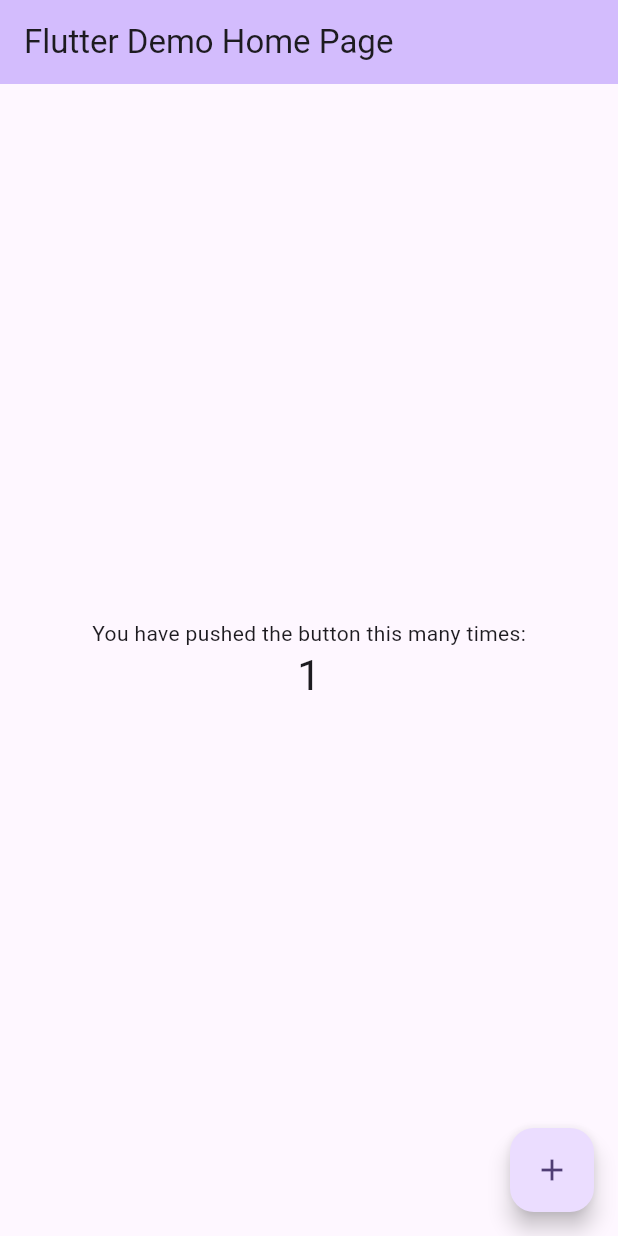
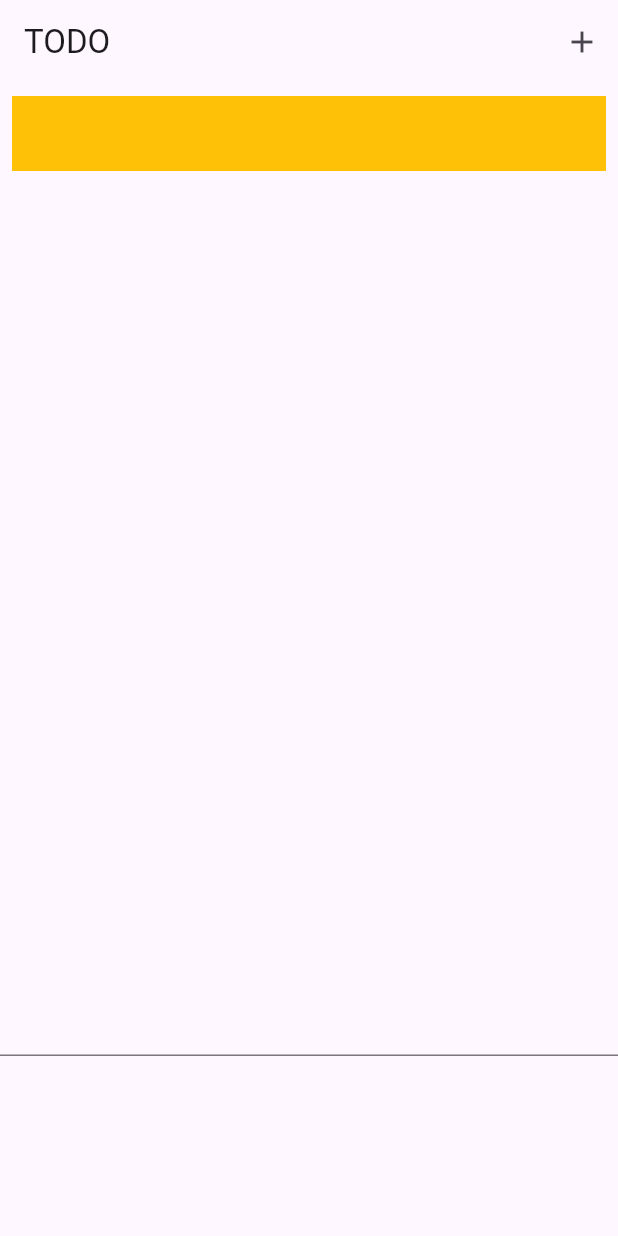
Before and after one commit to kyuyoungheo/flutter-study, a Flutter app: the screen it shows after launch, after a tap on the "add" icon, on a phone screen of 412 x 824 dp. Run offline on Flutter 3.47's test engine with Material 3 defaults, Android fonts, the phone set to English and light mode, and no system bars.

Commit message:
Feat: Add TodoList, TodoRow

```diff
--- /dev/null
+++ b/todo/lib/TodoListWidget.dart
@@ -0,0 +1,59 @@
+import 'package:flutter/cupertino.dart';
+import 'package:flutter/material.dart';
+import 'package:flutter/widgets.dart';
+
+import 'TodoRowWidget.dart';
+
+class TodoListWidget extends StatefulWidget {
+  const TodoListWidget({super.key});
+
+  @override
+  State<TodoListWidget> createState() => _TodoListState();
+}
+
+class _TodoListState extends State<TodoListWidget> {
+  List<String> todos = <String>[];
+  final TextEditingController _textController = TextEditingController();
+  void _addNewTodo() {
+    print(_textController.text);
+    todos.add(_textController.text);
+    _textController.text = '';
+  }
+
+  @override
+  Widget build(BuildContext context) {
+    return Scaffold(
+      appBar: AppBar(
+        title: const Text("TODO"),
+        actions: [
+          IconButton(
+              onPressed: () {
+                setState(() {
+                  _addNewTodo();
+                });
+              },
+              icon: const Icon(Icons.add))
+        ],
+      ),
+      body: Column(
+        children: [
+          SizedBox(
+              height: 600,
+              child: ListView.builder(
+                padding: const EdgeInsets.all(8),
+                itemCount: todos.length,
+                itemBuilder: (context, index) {
+                  return Container(
+                    height: 50,
+                    color: Colors.amber[500],
+                      child: Center(child: TodoRowWidget(text: todos[index]))
+                  );
+                }
+              ),
+          ),
+          TextField(controller: _textController)
+        ]
+      )
+    );
+  }
+}
--- a/todo/lib/main.dart
+++ b/todo/lib/main.dart
@@ -1,4 +1,6 @@
 import 'package:flutter/material.dart';
+
+import 'TodoListWidget.dart';
 
 void main() {
   runApp(const MyApp());
@@ -7,119 +9,56 @@ void main() {
 class MyApp extends StatelessWidget {
   const MyApp({super.key});
 
-  // This widget is the root of your application.
   @override
   Widget build(BuildContext context) {
-    return MaterialApp(
+    return const MaterialApp(
       title: 'Flutter Demo',
-      theme: ThemeData(
-        // This is the theme of your application.
-        //
-        // TRY THIS: Try running your application with "flutter run". You'll see
-        // the application has a purple toolbar. Then, without quitting the app,
-        // try changing the seedColor in the colorScheme below to Colors.green
-        // and then invoke "hot reload" (save your changes or press the "hot
-        // reload" button in a Flutter-supported IDE, or press "r" if you used
-        // the command line to start the app).
-        //
-        // Notice that the counter didn't reset back to zero; the application
-        // state is not lost during the reload. To reset the state, use hot
-        // restart instead.
-        //
-        // This works for code too, not just values: Most code changes can be
-        // tested with just a hot reload.
-        colorScheme: ColorScheme.fromSeed(seedColor: Colors.deepPurple),
-        useMaterial3: true,
-      ),
-      home: const MyHomePage(title: 'Flutter Demo Home Page'),
+      home: TodoListWidget(),
     );
   }
 }
-
-class MyHomePage extends StatefulWidget {
-  const MyHomePage({super.key, required this.title});
-
-  // This widget is the home page of your application. It is stateful, meaning
-  // that it has a State object (defined below) that contains fields that affect
-  // how it looks.
-
-  // This class is the configuration for the state. It holds the values (in this
-  // case the title) provided by the parent (in this case the App widget) and
-  // used by the build method of the State. Fields in a Widget subclass are
-  // always marked "final".
-
-  final String title;
-
-  @override
-  State<MyHomePage> createState() => _MyHomePageState();
-}
-
-class _MyHomePageState extends State<MyHomePage> {
-  int _counter = 0;
-
-  void _incrementCounter() {
-    setState(() {
-      // This call to setState tells the Flutter framework that something has
-      // changed in this State, which causes it to rerun the build method below
-      // so that the display can reflect the updated values. If we changed
-      // _counter without calling setState(), then the build method would not be
-      // called again, and so nothing would appear to happen.
-      _counter++;
-    });
-  }
-
-  @override
-  Widget build(BuildContext context) {
-    // This method is rerun every time setState is called, for instance as done
-    // by the _incrementCounter method above.
-    //
-    // The Flutter framework has been optimized to make rerunning build methods
-    // fast, so that you can just rebuild anything that needs updating rather
-    // than having to individually change instances of widgets.
-    return Scaffold(
-      appBar: AppBar(
-        // TRY THIS: Try changing the color here to a specific color (to
-        // Colors.amber, perhaps?) and trigger a hot reload to see the AppBar
-        // change color while the other colors stay the same.
-        backgroundColor: Theme.of(context).colorScheme.inversePrimary,
-        // Here we take the value from the MyHomePage object that was created by
-        // the App.build method, and use it to set our appbar title.
-        title: Text(widget.title),
-      ),
-      body: Center(
-        // Center is a layout widget. It takes a single child and positions it
-        // in the middle of the parent.
-        child: Column(
-          // Column is also a layout widget. It takes a list of children and
-          // arranges them vertically. By default, it sizes itself to fit its
-          // children horizontally, and tries to be as tall as its parent.
-          //
-          // Column has various properties to control how it sizes itself and
-          // how it positions its children. Here we use mainAxisAlignment to
-          // center the children vertically; the main axis here is the vertical
-          // axis because Columns are vertical (the cross axis would be
-          // horizontal).
-          //
-          // TRY THIS: Invoke "debug painting" (choose the "Toggle Debug Paint"
-          // action in the IDE, or press "p" in the console), to see the
-          // wireframe for each widget.
-          mainAxisAlignment: MainAxisAlignment.center,
-          children: <Widget>[
-            const Text(
-              'You have pushed the button this many times:',
-            ),
-            Text(
-              '$_counter',
-              style: Theme.of(context).textTheme.headlineMedium,
-            ),
-          ],
-        ),
-      ),
-      floatingActionButton: FloatingActionButton(
-        onPressed: _incrementCounter,
-        tooltip: 'Increment',
-        child: const Icon(Icons.add),
-      ), // This trailing comma makes auto-formatting nicer for build methods.
-    );
-  }
-}
+//
+// class MyHomePage extends StatefulWidget {
+//   const MyHomePage({super.key, required this.title});
+//
+//   final String title;
+//
+//   @override
+//   State<MyHomePage> createState() => _MyHomePageState();
+// }
+//
+// class _MyHomePageState extends State<MyHomePage> {
+//   List todos = [];
+//   final List<int> colorCodes = <int>[600, 500, 100];
+//
+//   void _addNewTodo(String todo) {
+//     print("Hello world");
+//     setState(() {
+//       todos.add(todo);
+//     });
+//   }
+//
+//   @override
+//   Widget build(BuildContext context) {
+//     return Scaffold(
+//       appBar: AppBar(
+//         title: const Text("TODO"),
+//         actions: [
+//           IconButton(
+//             onPressed: () {
+//           _addNewTodo("Hello");
+//         },
+//             icon: const Icon(Icons.add))
+//         ],
+//       ),
+//       body: ListView.builder(
+//           itemCount: todos.length,
+//           itemBuilder: (BuildContext context, int index) {
+//             Container(
+//                 height: 50,
+//                 color: Colors.amber[colorCodes[index]],
+//                 child: Center(child: Text('TODO: ${todos[index]}')));
+//           }),
+//     );
+//   }
+// }
```
Also changed, not shown: todo/lib/TodoRowWidget.dart (added, +42 -0 lines).
